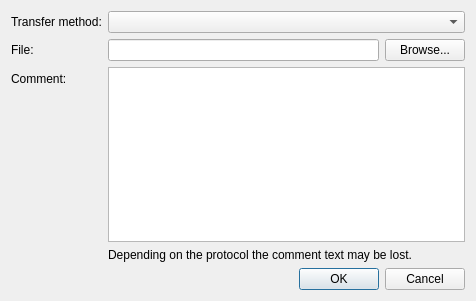
Above: src/plugins/azoth/filesenddialog.ui from 0xd34df00d/leechcraft before the change. Below: the same form after it.
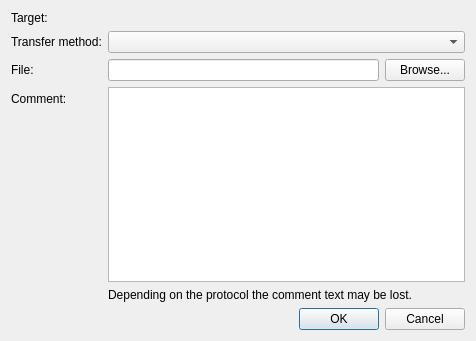
That is the form after the change.

Commit message: Azoth: name field.

The edit to the form file:
```diff
--- a/src/plugins/azoth/filesenddialog.ui
+++ b/src/plugins/azoth/filesenddialog.ui
@@ -7,7 +7,7 @@
     <x>0</x>
     <y>0</y>
     <width>476</width>
-    <height>301</height>
+    <height>341</height>
    </rect>
   </property>
   <property name="windowTitle">
@@ -16,24 +16,24 @@
   <layout class="QVBoxLayout" name="verticalLayout_2">
    <item>
     <layout class="QFormLayout" name="formLayout">
-     <item row="0" column="0">
+     <item row="1" column="0">
       <widget class="QLabel" name="label_4">
        <property name="text">
         <string>Transfer method:</string>
        </property>
       </widget>
      </item>
-     <item row="0" column="1">
+     <item row="1" column="1">
       <widget class="QComboBox" name="TransferMethod_"/>
      </item>
-     <item row="1" column="0">
+     <item row="2" column="0">
       <widget class="QLabel" name="label">
        <property name="text">
         <string>File:</string>
        </property>
       </widget>
      </item>
-     <item row="1" column="1">
+     <item row="2" column="1">
       <layout class="QHBoxLayout" name="horizontalLayout">
        <item>
         <widget class="QLineEdit" name="FileEdit_"/>
@@ -47,14 +47,14 @@
        </item>
       </layout>
      </item>
-     <item row="2" column="0">
+     <item row="3" column="0">
       <widget class="QLabel" name="label_2">
        <property name="text">
         <string>Comment:</string>
        </property>
       </widget>
      </item>
-     <item row="2" column="1">
+     <item row="3" column="1">
       <layout class="QVBoxLayout" name="verticalLayout">
        <item>
         <widget class="QPlainTextEdit" name="CommentEdit_"/>
@@ -68,6 +68,20 @@
        </item>
       </layout>
      </item>
+     <item row="0" column="0">
+      <widget class="QLabel" name="label_5">
+       <property name="text">
+        <string>Target:</string>
+       </property>
+      </widget>
+     </item>
+     <item row="0" column="1">
+      <widget class="QLabel" name="TargetLabel_">
+       <property name="text">
+        <string/>
+       </property>
+      </widget>
+     </item>
     </layout>
    </item>
    <item>
```
The commit also changes 1 other file.
